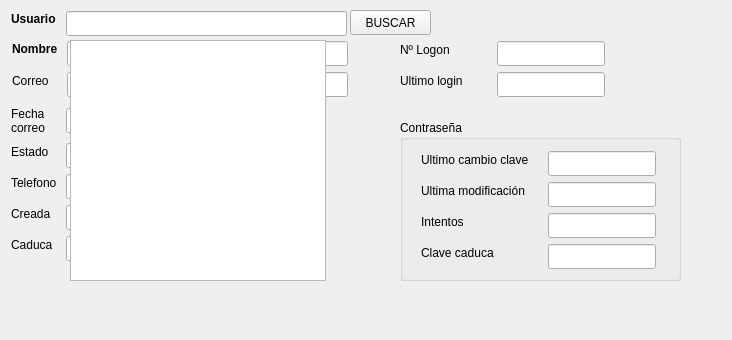
Before: the Qt Designer form form_usuarios.ui in grxdipgra/usuarios, drawn with Qt 5.
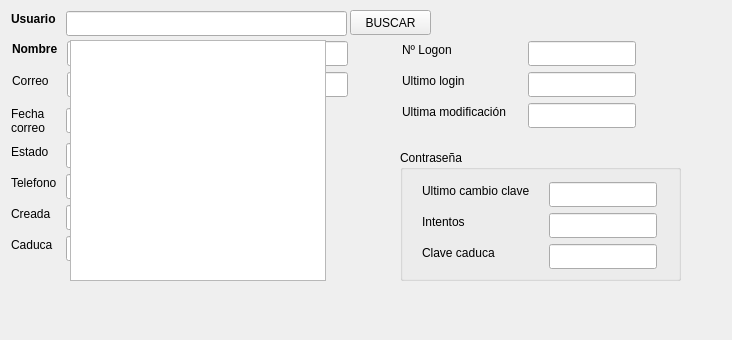
After: the same form once the commit is applied.

What changed in the file:
```diff
--- a/form_usuarios.ui
+++ b/form_usuarios.ui
@@ -243,9 +243,9 @@
    <property name="geometry">
     <rect>
      <x>400</x>
-     <y>120</y>
+     <y>150</y>
      <width>281</width>
-     <height>161</height>
+     <height>131</height>
     </rect>
    </property>
    <property name="font">
@@ -269,8 +269,8 @@
    <widget class="QLabel" name="label_7">
     <property name="geometry">
      <rect>
-      <x>21</x>
-      <y>124</y>
+      <x>22</x>
+      <y>94</y>
       <width>100</width>
       <height>17</height>
      </rect>
@@ -285,40 +285,11 @@
      <string>Clave caduca</string>
     </property>
    </widget>
-   <widget class="QLabel" name="label_8">
-    <property name="geometry">
-     <rect>
-      <x>21</x>
-      <y>62</y>
-      <width>120</width>
-      <height>17</height>
-     </rect>
-    </property>
-    <property name="minimumSize">
-     <size>
-      <width>120</width>
-      <height>0</height>
-     </size>
-    </property>
-    <property name="text">
-     <string>Ultima modificación</string>
-    </property>
-   </widget>
-   <widget class="QLineEdit" name="text_modif_clave">
-    <property name="geometry">
-     <rect>
-      <x>148</x>
-      <y>62</y>
-      <width>108</width>
-      <height>25</height>
-     </rect>
-    </property>
-   </widget>
    <widget class="QLineEdit" name="text_cambio_clave">
     <property name="geometry">
      <rect>
-      <x>148</x>
-      <y>31</y>
+      <x>149</x>
+      <y>32</y>
       <width>108</width>
       <height>25</height>
      </rect>
@@ -333,8 +304,8 @@
    <widget class="QLineEdit" name="text_clave_caduca">
     <property name="geometry">
      <rect>
-      <x>148</x>
-      <y>124</y>
+      <x>149</x>
+      <y>94</y>
       <width>108</width>
       <height>25</height>
      </rect>
@@ -343,8 +314,8 @@
    <widget class="QLabel" name="label_11">
     <property name="geometry">
      <rect>
-      <x>21</x>
-      <y>31</y>
+      <x>22</x>
+      <y>32</y>
       <width>121</width>
       <height>17</height>
      </rect>
@@ -362,8 +333,8 @@
    <widget class="QLabel" name="label_10">
     <property name="geometry">
      <rect>
-      <x>21</x>
-      <y>93</y>
+      <x>22</x>
+      <y>63</y>
       <width>120</width>
       <height>17</height>
      </rect>
@@ -381,8 +352,8 @@
    <widget class="QLineEdit" name="text_intentos">
     <property name="geometry">
      <rect>
-      <x>148</x>
-      <y>93</y>
+      <x>149</x>
+      <y>63</y>
       <width>108</width>
       <height>25</height>
      </rect>
@@ -421,7 +392,7 @@
   <widget class="QLineEdit" name="text_logon">
    <property name="geometry">
     <rect>
-     <x>497</x>
+     <x>528</x>
      <y>41</y>
      <width>108</width>
      <height>25</height>
@@ -434,7 +405,7 @@
   <widget class="QLabel" name="label_12">
    <property name="geometry">
     <rect>
-     <x>400</x>
+     <x>402</x>
      <y>41</y>
      <width>91</width>
      <height>17</height>
@@ -453,7 +424,7 @@
   <widget class="QLineEdit" name="text_ulti_login">
    <property name="geometry">
     <rect>
-     <x>497</x>
+     <x>528</x>
      <y>72</y>
      <width>108</width>
      <height>25</height>
@@ -466,7 +437,7 @@
   <widget class="QLabel" name="label_9">
    <property name="geometry">
     <rect>
-     <x>400</x>
+     <x>402</x>
      <y>72</y>
      <width>81</width>
      <height>17</height>
@@ -482,6 +453,35 @@
     <string>Ultimo login</string>
    </property>
   </widget>
+  <widget class="QLineEdit" name="text_modif_clave">
+   <property name="geometry">
+    <rect>
+     <x>528</x>
+     <y>103</y>
+     <width>108</width>
+     <height>25</height>
+    </rect>
+   </property>
+  </widget>
+  <widget class="QLabel" name="label_8">
+   <property name="geometry">
+    <rect>
+     <x>402</x>
+     <y>103</y>
+     <width>120</width>
+     <height>17</height>
+    </rect>
+   </property>
+   <property name="minimumSize">
+    <size>
+     <width>120</width>
+     <height>0</height>
+    </size>
+   </property>
+   <property name="text">
+    <string>Ultima modificación</string>
+   </property>
+  </widget>
   <zorder>text_usuario</zorder>
   <zorder>label</zorder>
   <zorder>text_nombre</zorder>
```
Left out of the diff: 4 changed lines with no effect on the pictures.
